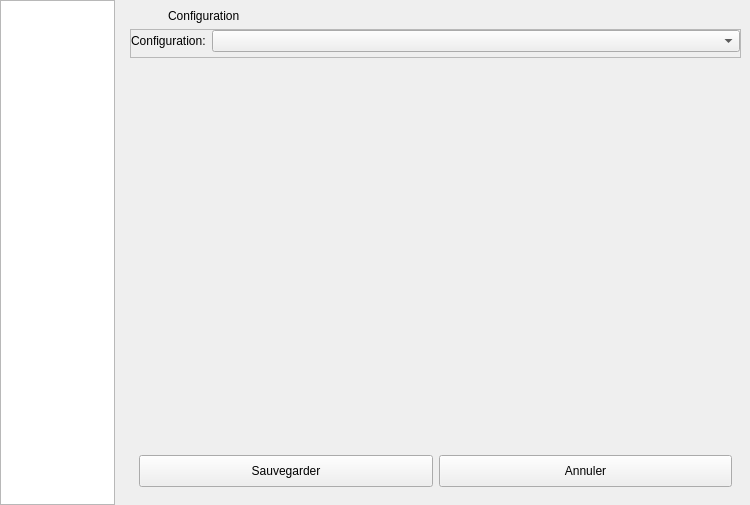
The window that client/src/editors/ServiceConfigWidget.ui (introlab/openteraplus) describes before a commit, drawn with Qt 5.
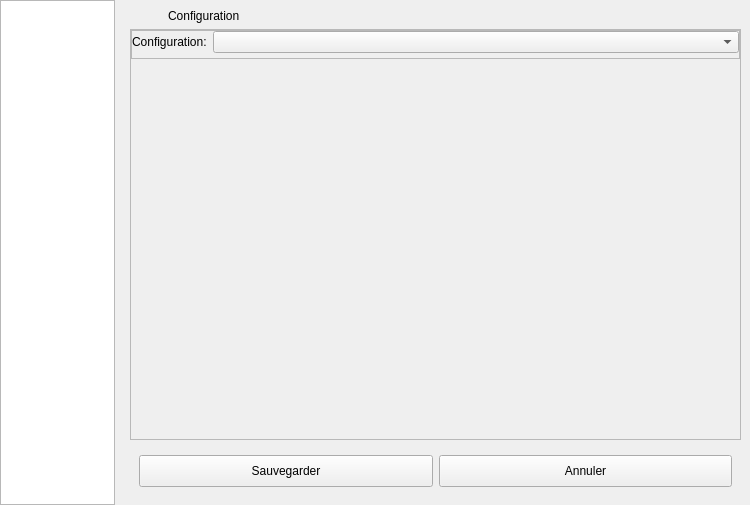
The same window after the commit. Icons and pictures are not drawn. Custom widgets are drawn as their Qt base class.

Diff of the .ui file:
```diff
--- a/client/src/editors/ServiceConfigWidget.ui
+++ b/client/src/editors/ServiceConfigWidget.ui
@@ -126,6 +126,33 @@
        </layout>
       </item>
       <item>
+       <widget class="QScrollArea" name="scrollArea">
+        <property name="widgetResizable">
+         <bool>true</bool>
+        </property>
+        <widget class="QWidget" name="scrollAreaWidgetContents">
+         <property name="geometry">
+          <rect>
+           <x>0</x>
+           <y>0</y>
+           <width>609</width>
+           <height>389</height>
+          </rect>
+         </property>
+         <layout class="QVBoxLayout" name="verticalLayout">
+          <property name="leftMargin">
+           <number>0</number>
+          </property>
+          <property name="topMargin">
+           <number>0</number>
+          </property>
+          <property name="rightMargin">
+           <number>0</number>
+          </property>
+          <property name="bottomMargin">
+           <number>0</number>
+          </property>
+          <item>
        <widget class="QFrame" name="frameSpecific">
         <property name="frameShape">
          <enum>QFrame::StyledPanel</enum>
@@ -183,6 +210,10 @@
           <verstretch>0</verstretch>
          </sizepolicy>
         </property>
+           </widget>
+          </item>
+         </layout>
+        </widget>
        </widget>
       </item>
       <item>
```
Lines whose indentation alone changed are shown as unchanged.
